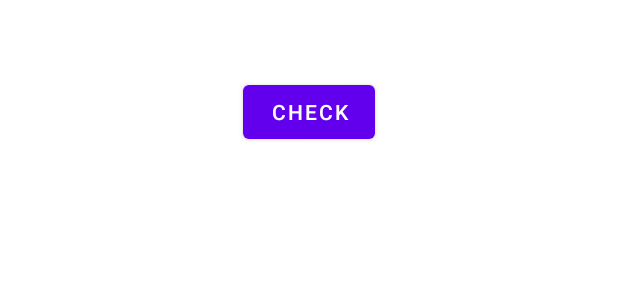
After one commit to ShowMeThe/Permission, an Android app: the layout dialog_check_permission.xml on its own in the app's theme, with its tools: preview values and no code run, on a phone screen of 412 x 824 dp. The commit adds this screen. Shown: the top 300 px of the screen. Run offline under Robolectric (Android 15) with nearby library versions, the phone set to English and light mode, and no system bars.

Commit message:
publish dev

```diff
--- a/app/src/main/java/com/show/example/InjectActivity.kt
+++ b/app/src/main/java/com/show/example/InjectActivity.kt
@@ -25,9 +25,9 @@ class InjectActivity : AppCompatActivity() {
     }
 
 
-    @PermissionResult([android.Manifest.permission.WRITE_EXTERNAL_STORAGE])
+    @PermissionResult([android.Manifest.permission.ACCESS_FINE_LOCATION])
     fun aPermission(map: HashMap<String, Boolean>):Boolean{
-        Log.e("222222","$map")
+        Log.e("222222","aPermission $map")
         return true
     }
 
--- /dev/null
+++ b/app/src/main/res/layout/dialog_check_permission.xml
@@ -0,0 +1,13 @@
+<?xml version="1.0" encoding="utf-8"?>
+<RelativeLayout xmlns:android="http://schemas.android.com/apk/res/android"
+    android:layout_width="match_parent"
+    android:layout_height="150dp">
+
+    <Button
+        android:id="@+id/btn"
+        android:text="check"
+        android:layout_centerInParent="true"
+        android:layout_width="wrap_content"
+        android:layout_height="wrap_content"/>
+
+</RelativeLayout>
--- a/permission/src/main/java/com/show/permission/PermissionFragment.kt
+++ b/permission/src/main/java/com/show/permission/PermissionFragment.kt
@@ -37,6 +37,7 @@ class PermissionFragment : Fragment() {
     private lateinit var permissions: Array<String>
     private val requestMultiple = ActivityResultContracts.RequestMultiplePermissions()
     private val register = registerForActivityResult(requestMultiple) {
+        Log.e("22222","$it")
         onCallPermission?.invoke(HashMap(it))
     }
     private val listener = LifecycleEventObserver { source, event ->
```
Also changed, not shown: app/src/main/AndroidManifest.xml (+10 -0 lines), app/src/main/java/com/show/example/CheckDialog.kt (added, +27 -0 lines), app/src/main/java/com/show/example/MainActivity.kt (+3 -15 lines), permission/src/main/java/com/show/permission/PermissionFactory.kt (+20 -14 lines).
